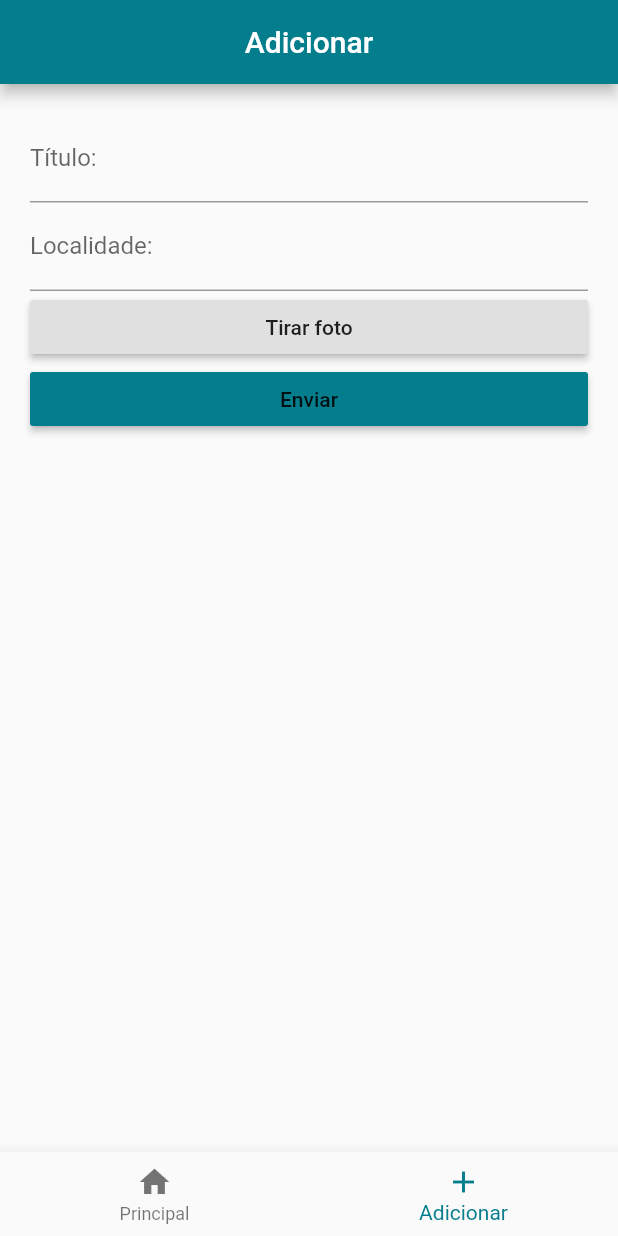
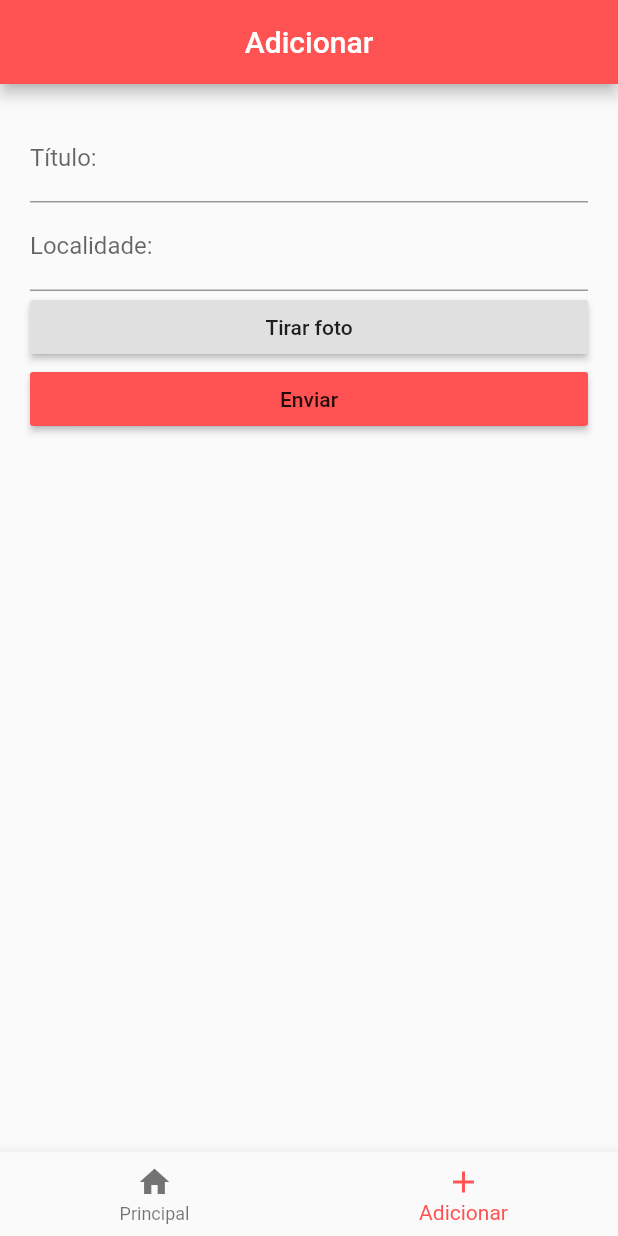
Before and after one commit to SamillyNunes/reclamando-hackathon, a Flutter app: the screen it shows after launch, item 2 of the bottom bar chosen, after a tap on "Enviar", on a phone screen of 412 x 824 dp. Run offline on Flutter 3.47's test engine with Material 2 defaults, Android fonts, the phone set to English and light mode, and no system bars; our stand-ins replace cloud_firestore, cloud_functions, firebase_auth, firebase_storage, google_sign_in, image_picker; accounts and stored records are empty.

Commit message:
Ultimos detalhes - hackathon

```diff
--- a/lib/main.dart
+++ b/lib/main.dart
@@ -22,8 +22,8 @@ class MyApp extends StatelessWidget {
       child: MaterialApp(
         title: "Reclamando",
         theme: ThemeData(
-            primarySwatch: Colors.blue,
-            primaryColor: Color.fromARGB(255, 4, 125, 141)
+            primarySwatch: Colors.red,
+            primaryColor: Colors.redAccent
         ),
         debugShowCheckedModeBanner: false,
         home: TabScreen(),
--- a/lib/models/user_model.dart
+++ b/lib/models/user_model.dart
@@ -40,8 +40,8 @@ class UserModel extends Model{
     };
 
     Firestore.instance.collection("users").add(userData).then(
-        (doc){
-          userId=doc.documentID.toLowerCase();
+            (doc){
+          userId=doc.documentID;
         }
     );
 
@@ -51,4 +51,6 @@ class UserModel extends Model{
 
 
 
+
+
 }
--- a/lib/screens/adicionar_screen.dart
+++ b/lib/screens/adicionar_screen.dart
@@ -5,6 +5,7 @@ import 'package:flutter/material.dart';
 import 'package:hackathon_app/models/user_model.dart';
 import 'package:image_picker/image_picker.dart';
 import 'package:firebase_storage/firebase_storage.dart';
+import 'principal_screen.dart';
 
 class AdicionarScreen extends StatefulWidget {
   @override
@@ -25,15 +26,17 @@ class _AdicionarScreenState extends State<AdicionarScreen> {
         title: Text("Adicionar"),
         centerTitle: true,
       ),
+      resizeToAvoidBottomPadding: true,
       body: Form(
           child: ListView(
             padding: EdgeInsets.all(20.0),
             children: <Widget>[
-              TextFormField(
+//              SizedBox(height: 50.0,),
+              TextField(
                 controller: titleController,
                 decoration: InputDecoration(labelText: "Título:"),
               ),
-              TextFormField(
+              TextField(
                 controller: localController,
                 decoration: InputDecoration(labelText: "Localidade:"),
               ),
@@ -44,7 +47,7 @@ class _AdicionarScreenState extends State<AdicionarScreen> {
                     (file){
                       if(file==null) return;
                       this.image=file;
-                      popup();
+                      popup("Sua foto foi tirada com sucesso!","Ela será anexada a publicação. :) ");
                     }
                 ).catchError((e)=>print(e));
 
@@ -69,9 +72,12 @@ class _AdicionarScreenState extends State<AdicionarScreen> {
                       "imgUrl":downloadUrl,
                       "date":DateTime.now().toString(),
                       "urgency":1,
-                      "user":UserModel.of(context).userId
+                      "user":UserModel.of(context).userData
                     }
                   );
+
+                  popup("Sua publicação foi enviada com sucesso", "Vá para a página principal e poderá vê-la");
+
                 },
                 child: Text("Enviar"),
                 color: Theme.of(context).primaryColor,
@@ -83,17 +89,17 @@ class _AdicionarScreenState extends State<AdicionarScreen> {
     );
   }
 
-  Future<void> popup() async {
+  Future<void> popup(String title, String description) async {
     return showDialog<void>(
       context: context,
       barrierDismissible: false, // user must tap button!
       builder: (BuildContext context) {
         return AlertDialog(
-          title: Text('Foto tirada com sucesso!'),
+          title: Text(title),
           content: SingleChildScrollView(
             child: ListBody(
               children: <Widget>[
-                Text('Sua foto será anexada a publicação'),
+                Text(description),
               ],
             ),
           ),
--- a/lib/tabs/principal_tab.dart
+++ b/lib/tabs/principal_tab.dart
@@ -21,7 +21,7 @@ class PrincipalTab extends StatelessWidget {
               return Center(child: CircularProgressIndicator(),);
             } else {
               var cards = snapshot.data.documents.map(
-                      (doc){
+                  (doc){
                     return PrincipalScreen(doc);
                   }
               ).toList();
--- a/pubspec.yaml
+++ b/pubspec.yaml
@@ -26,6 +26,7 @@ dependencies:
   image_picker: ^0.4.10
   scoped_model: ^0.3.0
   image: ^2.0.5
+  cloud_functions: ^0.0.5
 
 dev_dependencies:
   flutter_test:
```
Also changed, not shown: lib/datas/user_data.dart (added, +22 -0 lines), lib/screens/principal_screen.dart (+79 -12 lines), 1 other file.
